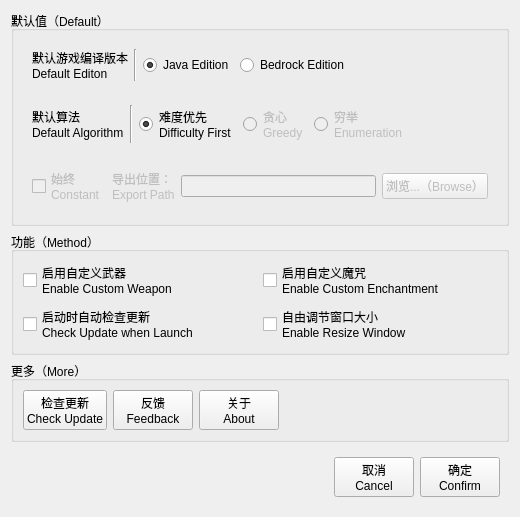
Old version of the form settings.ui in the repository Dinosaur-MC/BestEnchSeq.
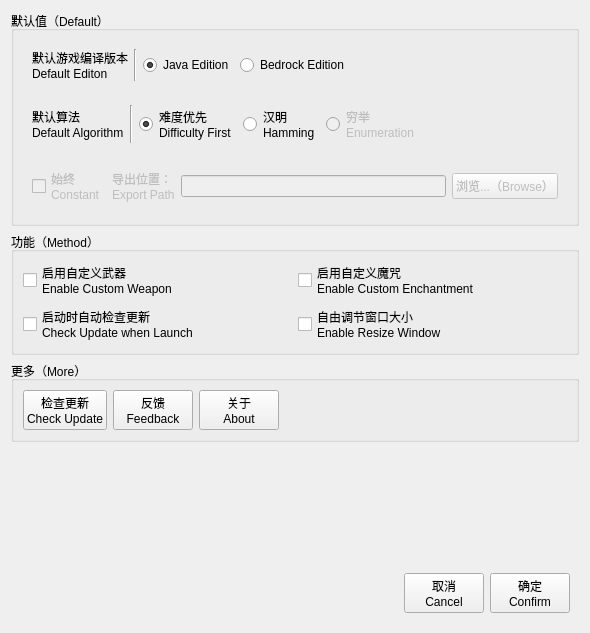
New version of the form.

The edit to the form file:
```diff
--- a/settings.ui
+++ b/settings.ui
@@ -6,8 +6,8 @@
    <rect>
     <x>0</x>
     <y>0</y>
-    <width>520</width>
-    <height>505</height>
+    <width>590</width>
+    <height>633</height>
    </rect>
   </property>
   <property name="windowTitle">
@@ -105,11 +105,11 @@
            <item>
             <widget class="QRadioButton" name="radAlgGr">
              <property name="enabled">
-              <bool>false</bool>
+              <bool>true</bool>
              </property>
              <property name="text">
-              <string>贪心
-Greedy</string>
+              <string>汉明
+Hamming</string>
              </property>
             </widget>
            </item>
```
Left out of the diff: 2 changed lines with no effect on the pictures.
